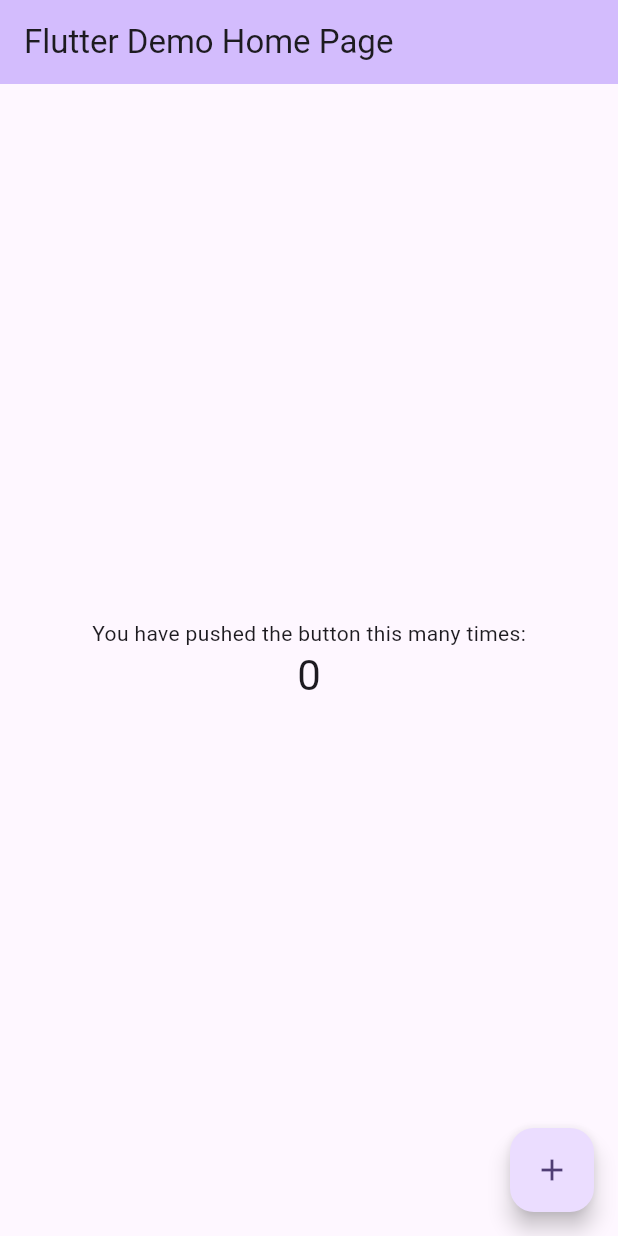
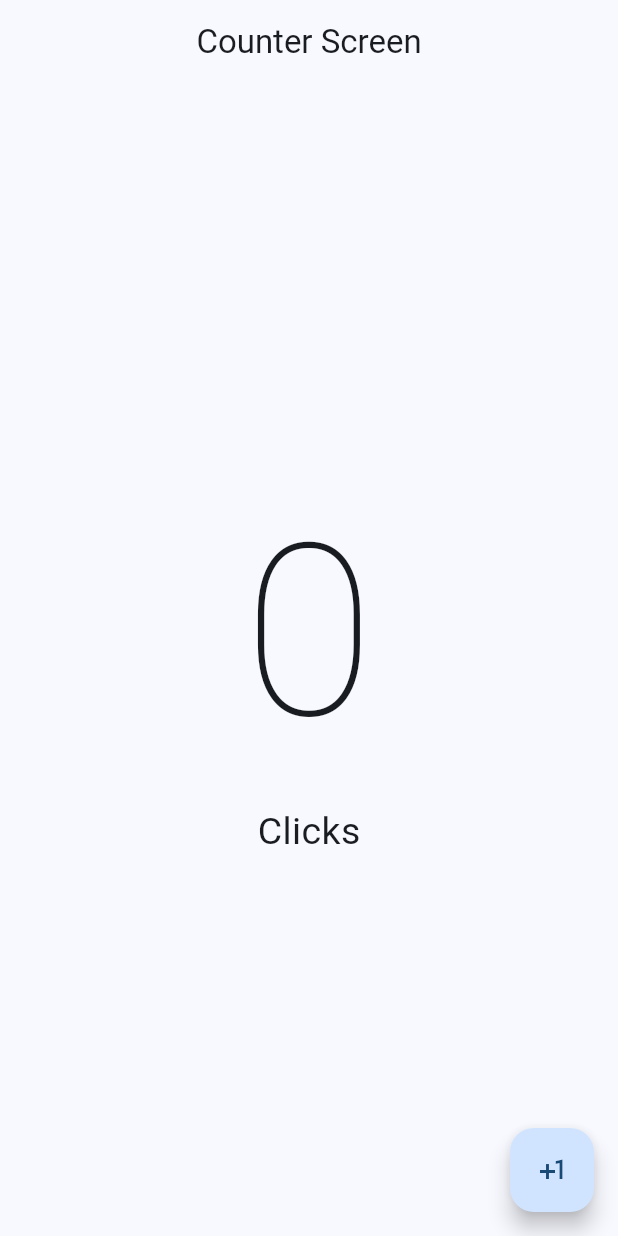
Before and after one commit to neyser-huaman/hello_world_app, a Flutter app: the screen it shows after launch, on a phone screen of 412 x 824 dp. Run offline on Flutter 3.47's test engine with Material 3 defaults, Android fonts, the phone set to English and light mode, and no system bars.

Commit message:
agrgando cambio de estado a Scaffold

```diff
--- a/lib/main.dart
+++ b/lib/main.dart
@@ -1,122 +1,24 @@
+import 'package:flutter/cupertino.dart';
 import 'package:flutter/material.dart';
+import 'package:hello_world_app/presentation/screens/counter/counter_screen.dart';
 
 void main() {
-  runApp(const MyApp());
+  runApp(MyApp());
 }
 
 class MyApp extends StatelessWidget {
+
   const MyApp({super.key});
 
-  // This widget is the root of your application.
   @override
   Widget build(BuildContext context) {
     return MaterialApp(
-      title: 'Flutter Demo',
+      debugShowCheckedModeBanner: false,
       theme: ThemeData(
-        // This is the theme of your application.
-        //
-        // TRY THIS: Try running your application with "flutter run". You'll see
-        // the application has a purple toolbar. Then, without quitting the app,
-        // try changing the seedColor in the colorScheme below to Colors.green
-        // and then invoke "hot reload" (save your changes or press the "hot
-        // reload" button in a Flutter-supported IDE, or press "r" if you used
-        // the command line to start the app).
-        //
-        // Notice that the counter didn't reset back to zero; the application
-        // state is not lost during the reload. To reset the state, use hot
-        // restart instead.
-        //
-        // This works for code too, not just values: Most code changes can be
-        // tested with just a hot reload.
-        colorScheme: ColorScheme.fromSeed(seedColor: Colors.deepPurple),
+        useMaterial3: true,
+        colorSchemeSeed: Colors.blue
       ),
-      home: const MyHomePage(title: 'Flutter Demo Home Page'),
+      home: CounterScreen()
     );
   }
 }
-
-class MyHomePage extends StatefulWidget {
-  const MyHomePage({super.key, required this.title});
-
-  // This widget is the home page of your application. It is stateful, meaning
-  // that it has a State object (defined below) that contains fields that affect
-  // how it looks.
-
-  // This class is the configuration for the state. It holds the values (in this
-  // case the title) provided by the parent (in this case the App widget) and
-  // used by the build method of the State. Fields in a Widget subclass are
-  // always marked "final".
-
-  final String title;
-
-  @override
-  State<MyHomePage> createState() => _MyHomePageState();
-}
-
-class _MyHomePageState extends State<MyHomePage> {
-  int _counter = 0;
-
-  void _incrementCounter() {
-    setState(() {
-      // This call to setState tells the Flutter framework that something has
-      // changed in this State, which causes it to rerun the build method below
-      // so that the display can reflect the updated values. If we changed
-      // _counter without calling setState(), then the build method would not be
-      // called again, and so nothing would appear to happen.
-      _counter++;
-    });
-  }
-
-  @override
-  Widget build(BuildContext context) {
-    // This method is rerun every time setState is called, for instance as done
-    // by the _incrementCounter method above.
-    //
-    // The Flutter framework has been optimized to make rerunning build methods
-    // fast, so that you can just rebuild anything that needs updating rather
-    // than having to individually change instances of widgets.
-    return Scaffold(
-      appBar: AppBar(
-        // TRY THIS: Try changing the color here to a specific color (to
-        // Colors.amber, perhaps?) and trigger a hot reload to see the AppBar
-        // change color while the other colors stay the same.
-        backgroundColor: Theme.of(context).colorScheme.inversePrimary,
-        // Here we take the value from the MyHomePage object that was created by
-        // the App.build method, and use it to set our appbar title.
-        title: Text(widget.title),
-      ),
-      body: Center(
-        // Center is a layout widget. It takes a single child and positions it
-        // in the middle of the parent.
-        child: Column(
-          // Column is also a layout widget. It takes a list of children and
-          // arranges them vertically. By default, it sizes itself to fit its
-          // children horizontally, and tries to be as tall as its parent.
-          //
-          // Column has various properties to control how it sizes itself and
-          // how it positions its children. Here we use mainAxisAlignment to
-          // center the children vertically; the main axis here is the vertical
-          // axis because Columns are vertical (the cross axis would be
-          // horizontal).
-          //
-          // TRY THIS: Invoke "debug painting" (choose the "Toggle Debug Paint"
-          // action in the IDE, or press "p" in the console), to see the
-          // wireframe for each widget.
-          mainAxisAlignment: MainAxisAlignment.center,
-          children: <Widget>[
-            const Text('You have pushed the button this many times:'),
-            Text(
-              '$_counter',
-              style: Theme.of(context).textTheme.headlineMedium,
-            ),
-          ],
-        ),
-      ),
-      floatingActionButton: FloatingActionButton(
-        onPressed: _incrementCounter,
-        tooltip: 'Increment',
-        child: const Icon(Icons.add),
-      ), // This trailing comma makes auto-formatting nicer for build methods.
-    );
-  }
-}
--- /dev/null
+++ b/lib/presentation/screens/counter/counter_screen.dart
@@ -0,0 +1,42 @@
+import 'package:flutter/material.dart';
+
+class CounterScreen extends StatefulWidget {
+  const CounterScreen({super.key});
+
+  @override
+  State<CounterScreen> createState() => _CounterScreenState();
+}
+
+class _CounterScreenState extends State<CounterScreen> {
+  int clickcounter = 0;
+
+  @override
+  Widget build(BuildContext context) {
+    return Scaffold(
+      appBar: AppBar(title: Center(child: const Text('Counter Screen'))),
+      body: Center(
+        child: Column(
+          mainAxisAlignment: MainAxisAlignment.center,
+          children: [
+            Text(
+              '$clickcounter',
+              style: const TextStyle(
+                fontSize: 160,
+                fontWeight: FontWeight.w100,
+              ),
+            ),
+            const Text('Clicks', style: TextStyle(fontSize: 25)),
+          ],
+        ),
+      ),
+      floatingActionButton: FloatingActionButton(
+        onPressed: () {
+          setState(() {
+          clickcounter++;
+          });
+        },
+        child: const Icon(Icons.plus_one),
+      ),
+    );
+  }
+}
```
